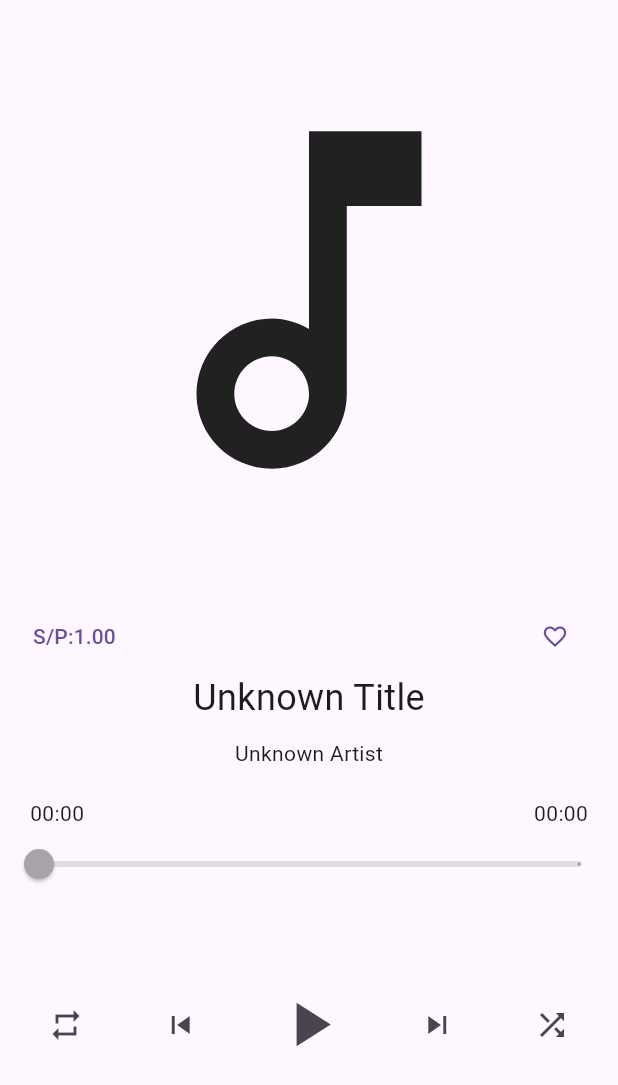
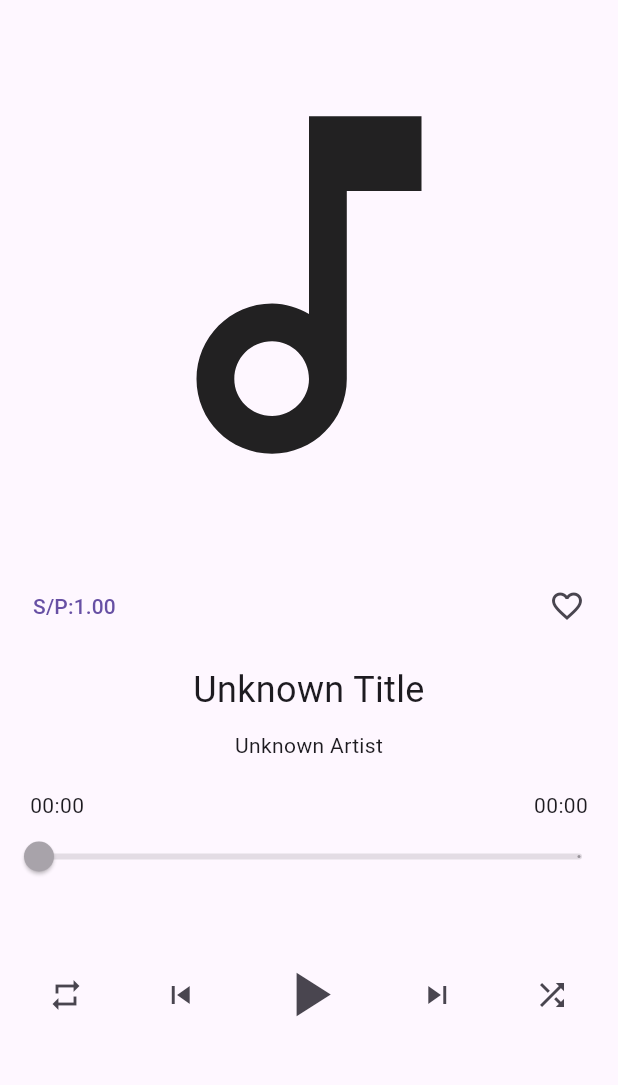
Before and after one commit to shreyaspranav/Lunify, a Flutter app: the PlayerTab screen opened directly, on a phone screen of 412 x 824 dp. Shown: the top 1085 px of the screen. Run offline on Flutter 3.47's test engine with Material 3 defaults, Android fonts, the phone set to English and light mode, and no system bars; our stand-ins replace just_audio, permission_handler; missing offline and left inert: audio_metadata_extractor, filesystem_picker; project files that could hold a hidden picture were left out.

Commit message:
chore: Minor UI adjustments in the player tab

```diff
--- a/lib/tabs/player_tab.dart
+++ b/lib/tabs/player_tab.dart
@@ -99,6 +99,7 @@ class _PlayerTabState extends State<PlayerTab> {
     // There is only one slider thats sets both the speed and pitch
     _playbackPitch = _playbackSpeed;
 
+    // Set it cover everything:
     // This fixed the image flickering issues
     coverPicture = _currentSongPlaying.coverPicture ??
       const Padding(
@@ -139,12 +140,12 @@ class _PlayerTabState extends State<PlayerTab> {
         children: [
           Padding(
             padding: const EdgeInsets.only(
-              top: 30,
-              bottom: 30,
+              top: 20,
+              bottom: 20,
               left: 20,
               right: 20
             ),
-            child: coverPicture ?? const Placeholder(),
+            child: coverPicture ?? const Placeholder()
           ),
 
           Padding(
@@ -217,13 +218,14 @@ class _PlayerTabState extends State<PlayerTab> {
                   },
                   child: Text("S/P:${_playbackPitch.toStringAsFixed(2)}")
                 ),
-                TextButton(
+                Spacer(),
+                IconButton(
                   onPressed: () {
                     setState(() {
                       _favorite = !_favorite;
                     });
                   },
-                  child: Icon(_favorite ? Icons.favorite : Icons.favorite_border)
+                  icon: Icon(_favorite ? Icons.favorite : Icons.favorite_border)
                 ),
               ],
             ),
@@ -232,6 +234,7 @@ class _PlayerTabState extends State<PlayerTab> {
           // Name of the song
           Padding(
             padding: const EdgeInsets.only(
+              top: 15,
               left: 10,
               right: 10
             ),
@@ -240,8 +243,9 @@ class _PlayerTabState extends State<PlayerTab> {
                 Text(
                   _currentSongPlaying.songName.isEmpty ?
                   "Unknown Title" : _currentSongPlaying.songName,
+                  textAlign: TextAlign.center,
                   style: const TextStyle(
-                    fontSize: 24.0
+                    fontSize: 24.0,
                   ),
                 ),
             ),
@@ -283,8 +287,8 @@ class _PlayerTabState extends State<PlayerTab> {
             }
           ),
 
-          SizedBox(
-            height: 50,
+          const SizedBox(
+            height: 35,
           ),
           Padding(
             padding: const EdgeInsets.only(
```
